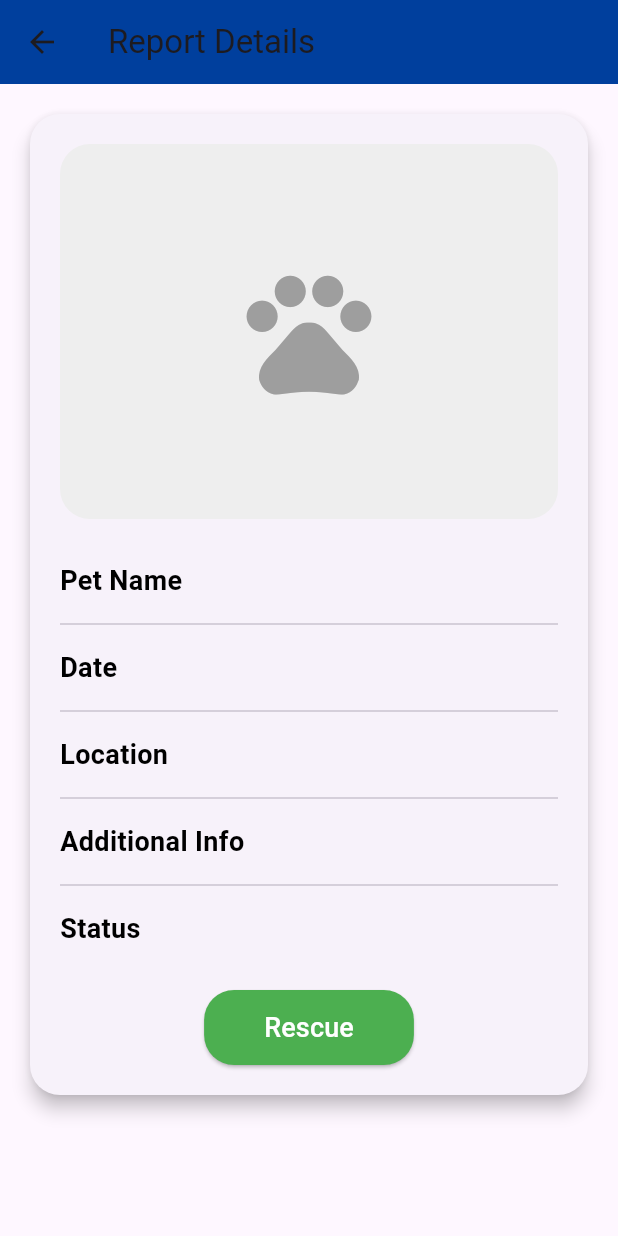
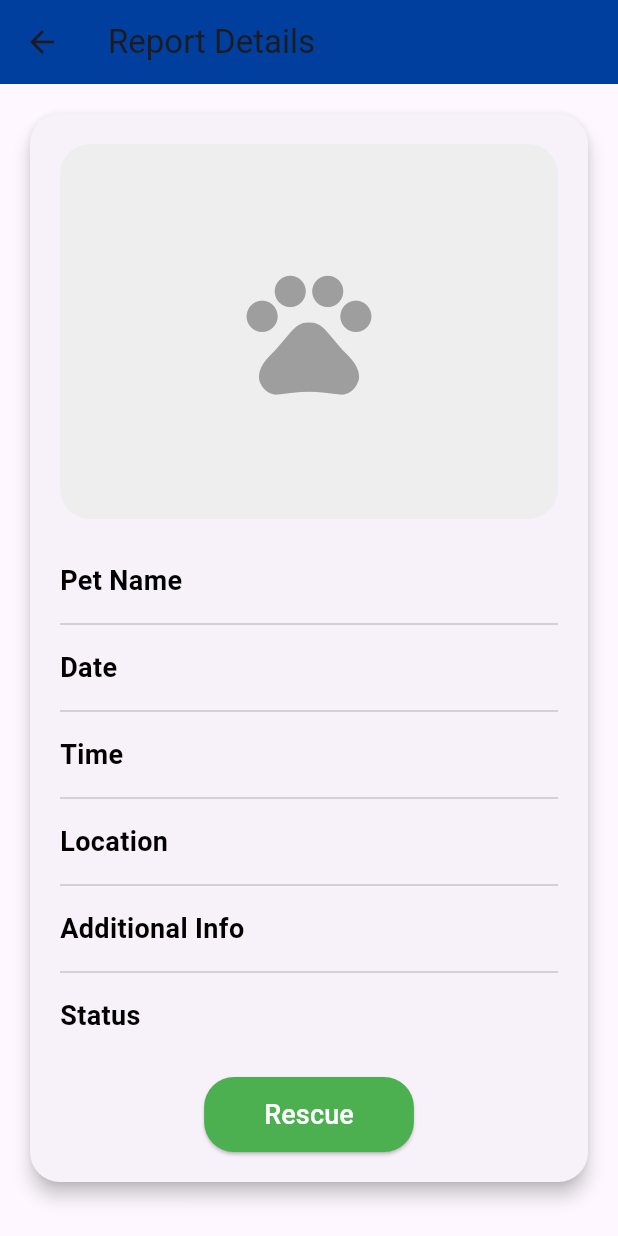
Before and after one commit to xxiimcha/geopaws, a Flutter app: the ReportDetailsPage screen opened directly with empty values, on a phone screen of 412 x 824 dp. Run offline on Flutter 3.47's test engine with Material 3 defaults, Android fonts, the phone set to English and light mode, and no system bars; our stand-ins replace carousel_slider, chat_bubbles, cloud_firestore, firebase_auth, firebase_core, firebase_storage and 3 more; accounts and stored records are empty.

Commit message:
Time added in Report Details Page

```diff
--- a/lib/adminwelcome.dart
+++ b/lib/adminwelcome.dart
@@ -413,6 +413,7 @@ class ReportDetailsPage extends StatelessWidget {
     // Retrieve the updated report fields
     final String petName = documentData != null && documentData.containsKey('pet_name') ? documentData['pet_name'] : 'Unnamed Pet';
     final String dateLost = documentData != null && documentData.containsKey('date_lost') ? documentData['date_lost'] : 'Not specified';
+    final String timeLost = documentData != null && documentData.containsKey('time_lost') ? documentData['time_lost'] : 'Not specified'; // New field
     final String locationLost = documentData != null && documentData.containsKey('location_lost') ? documentData['location_lost'] : 'Not specified';
     final String additionalInfo = documentData != null && documentData.containsKey('additional_info') ? documentData['additional_info'] : 'No additional info';
 
@@ -453,6 +454,10 @@ class ReportDetailsPage extends StatelessWidget {
 
                   // Display Date Lost
                   _buildDetailRow("Date", dateLost),
+                  const Divider(),
+
+                  // Display Time Lost
+                  _buildDetailRow("Time", timeLost), // New field
                   const Divider(),
 
                   // Display Location Lost
```
